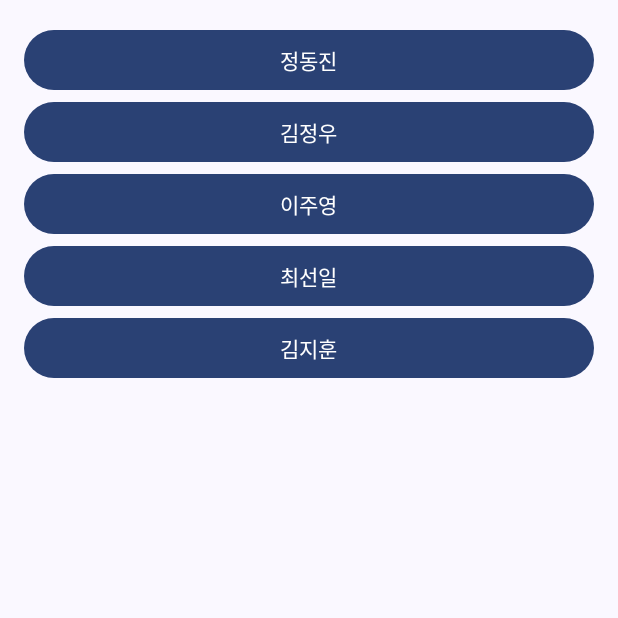
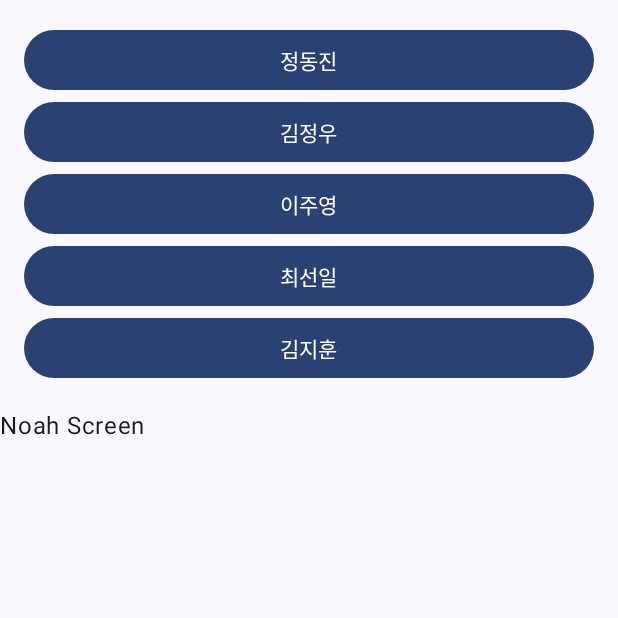
Before and after one commit to teamtuna/leechunbok, an Android app built with Jetpack Compose: the NoahScreen screen opened through its navigation route, on a phone screen of 412 x 824 dp, the top half of it. Run offline under Robolectric (Android 15) with nearby library versions, the light colour scheme and no system bars.

Commit message:
Feature/#26 noah screen (#62)
* add noah screen

* connect screen

```diff
--- a/app/src/main/java/dev/tuna/leechunbok/HomeScreen.kt
+++ b/app/src/main/java/dev/tuna/leechunbok/HomeScreen.kt
@@ -15,7 +15,11 @@ import androidx.compose.ui.unit.dp
 import androidx.navigation.compose.NavHost
 import androidx.navigation.compose.composable
 import androidx.navigation.compose.rememberNavController
+import dev.tuna.leechunbok.easterdev.EastarScreen
+import dev.tuna.leechunbok.kade.app.KadeScreen
+import dev.tuna.leechunbok.noah.NoahScreen
 import dev.tuna.leechunbok.resource.LeechunbokTheme
+import dev.tuna.leechunbok.robin.RobinScreen
 
 
 sealed class HomeScreen(val route: String) {
@@ -42,15 +46,19 @@ fun HomeScreen() {
                 TunaMember.EAST_JUNG -> {
                     navController.navigate(HomeScreen.EAST_JUNG.route)
                 }
+
                 TunaMember.NOAH -> {
                     navController.navigate(HomeScreen.NOAH.route)
                 }
+
                 TunaMember.JUYOUNG -> {
                     navController.navigate(HomeScreen.JUYOUNG.route)
                 }
+
                 TunaMember.ROBIN -> {
                     navController.navigate(HomeScreen.ROBIN.route)
                 }
+
                 TunaMember.KADE -> {
                     navController.navigate(HomeScreen.KADE.route)
                 }
@@ -62,10 +70,10 @@ fun HomeScreen() {
             startDestination = HomeScreen.JUYOUNG.route
         ) {
             composable(HomeScreen.EAST_JUNG.route) {
-
+                EastarScreen()
             }
             composable(HomeScreen.NOAH.route) {
-
+                NoahScreen()
             }
 
             composable(HomeScreen.JUYOUNG.route) {
@@ -73,11 +81,11 @@ fun HomeScreen() {
             }
 
             composable(HomeScreen.ROBIN.route) {
-
+                RobinScreen()
             }
 
             composable(HomeScreen.KADE.route) {
-
+                KadeScreen()
             }
         }
     }
--- /dev/null
+++ b/noah/app/src/main/java/dev/tuna/leechunbok/noah/NoahScreen.kt
@@ -0,0 +1,9 @@
+package dev.tuna.leechunbok.noah
+
+import androidx.compose.material3.Text
+import androidx.compose.runtime.Composable
+
+@Composable
+fun NoahScreen() {
+    Text(text = "Noah Screen")
+}
```
